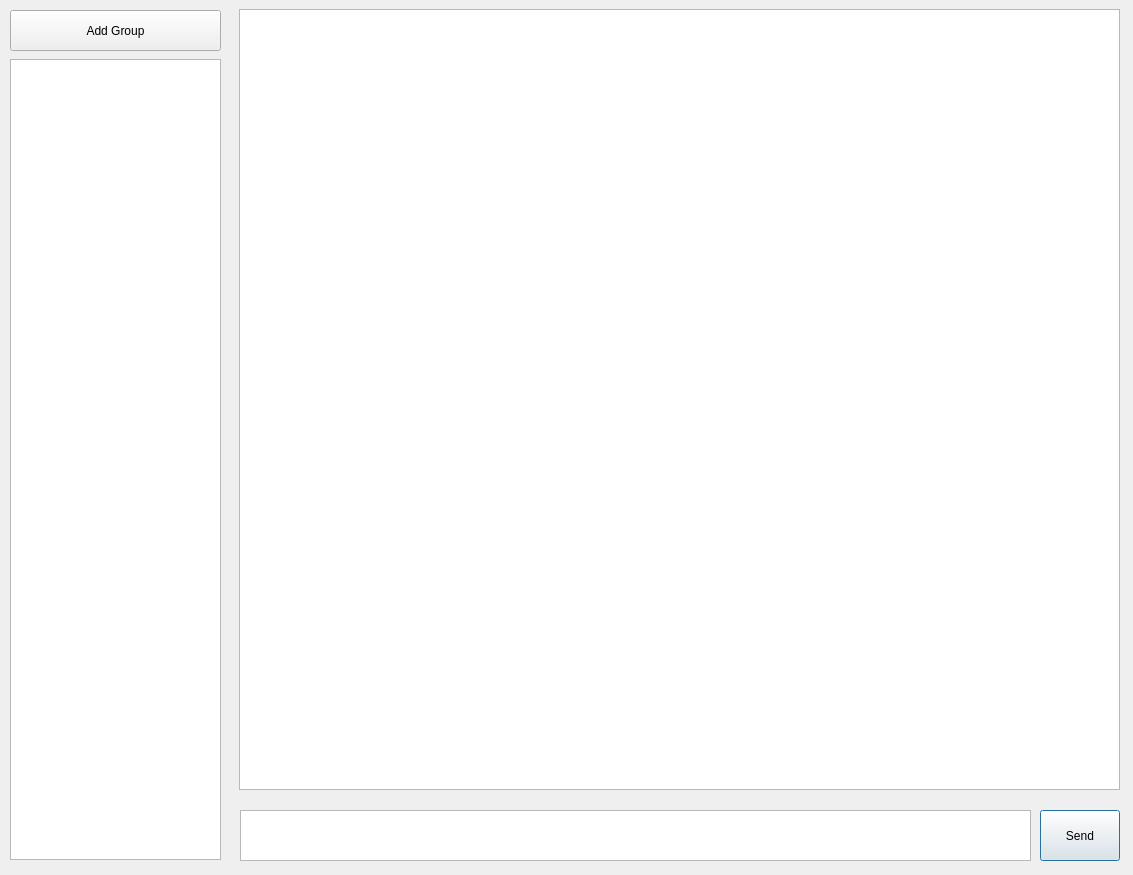
Qt form client/gui/app_gui.ui (Cub1cMang0/E2EE-Messaging) before a commit.
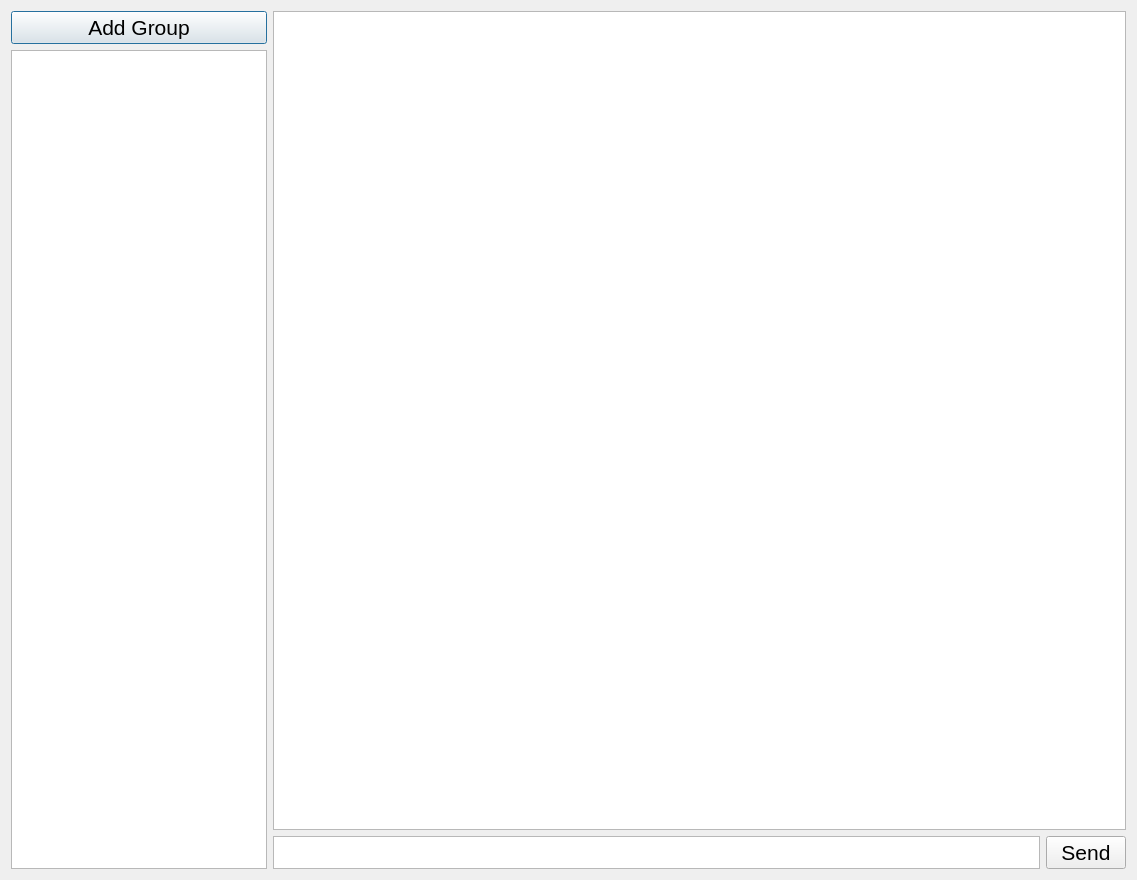
The same form after that commit.

Commit message: Updated all .ui files so objects in window dynamically resize when the user's window changes sizes

```diff
--- a/client/gui/app_gui.ui
+++ b/client/gui/app_gui.ui
@@ -6,47 +6,51 @@
    <rect>
     <x>0</x>
     <y>0</y>
-    <width>1133</width>
-    <height>875</height>
+    <width>1137</width>
+    <height>880</height>
    </rect>
   </property>
   <property name="windowTitle">
    <string>E2EE Messaging</string>
   </property>
-  <widget class="QTextEdit" name="message_log">
-   <property name="geometry">
-    <rect>
-     <x>239</x>
-     <y>9</y>
-     <width>881</width>
-     <height>781</height>
-    </rect>
-   </property>
-  </widget>
-  <widget class="QPushButton" name="send_button">
-   <property name="geometry">
-    <rect>
-     <x>1040</x>
-     <y>810</y>
-     <width>80</width>
-     <height>51</height>
-    </rect>
+  <layout class="QHBoxLayout" name="horizontalLayout_2">
+   <item>
+    <layout class="QVBoxLayout" name="verticalLayout">
+     <item>
+      <widget class="QPushButton" name="add_group_button">
+       <property name="font">
+        <font>
+         <pointsize>16</pointsize>
+        </font>
    </property>
    <property name="text">
-    <string>Send</string>
-   </property>
-  </widget>
+        <string>Add Group</string>
+       </property>
+      </widget>
+     </item>
+     <item>
+      <widget class="QListWidget" name="gc_list">
+       <property name="sizePolicy">
+        <sizepolicy hsizetype="Preferred" vsizetype="Expanding">
+         <horstretch>0</horstretch>
+         <verstretch>0</verstretch>
+        </sizepolicy>
+       </property>
+      </widget>
+     </item>
+    </layout>
+   </item>
+   <item>
+    <layout class="QVBoxLayout" name="verticalLayout_2">
+     <item>
+      <widget class="QTextEdit" name="message_log"/>
+     </item>
+     <item>
+      <layout class="QHBoxLayout" name="horizontalLayout">
+       <item>
   <widget class="QTextEdit" name="texting_box">
-   <property name="geometry">
-    <rect>
-     <x>240</x>
-     <y>810</y>
-     <width>791</width>
-     <height>51</height>
-    </rect>
-   </property>
    <property name="sizePolicy">
-    <sizepolicy hsizetype="Expanding" vsizetype="Expanding">
+          <sizepolicy hsizetype="Expanding" vsizetype="Ignored">
      <horstretch>0</horstretch>
      <verstretch>0</verstretch>
     </sizepolicy>
@@ -64,29 +68,24 @@
     </size>
    </property>
   </widget>
-  <widget class="QListWidget" name="gc_list">
-   <property name="geometry">
-    <rect>
-     <x>10</x>
-     <y>59</y>
-     <width>211</width>
-     <height>801</height>
-    </rect>
-   </property>
-  </widget>
-  <widget class="QPushButton" name="add_group_button">
-   <property name="geometry">
-    <rect>
-     <x>10</x>
-     <y>10</y>
-     <width>211</width>
-     <height>41</height>
-    </rect>
+       </item>
+       <item>
+        <widget class="QPushButton" name="send_button">
+         <property name="font">
+          <font>
+           <pointsize>16</pointsize>
+          </font>
    </property>
    <property name="text">
-    <string>Add Group</string>
-   </property>
-  </widget>
+          <string>Send</string>
+         </property>
+        </widget>
+       </item>
+      </layout>
+     </item>
+    </layout>
+   </item>
+  </layout>
  </widget>
  <resources/>
  <connections/>
```
Lines whose indentation alone changed are shown as unchanged. The commit also changes 6 other files.
